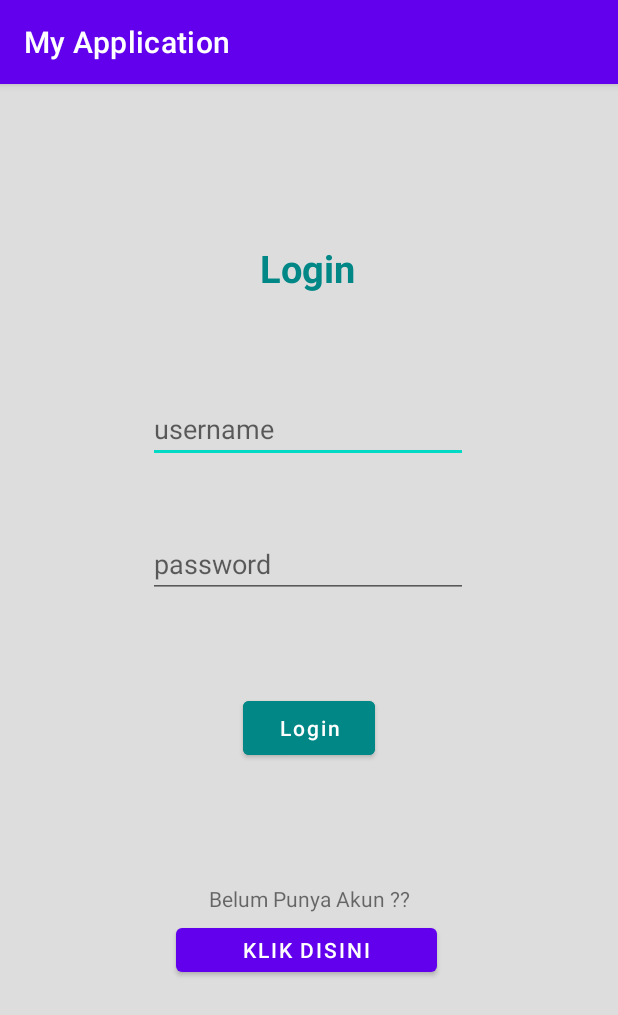
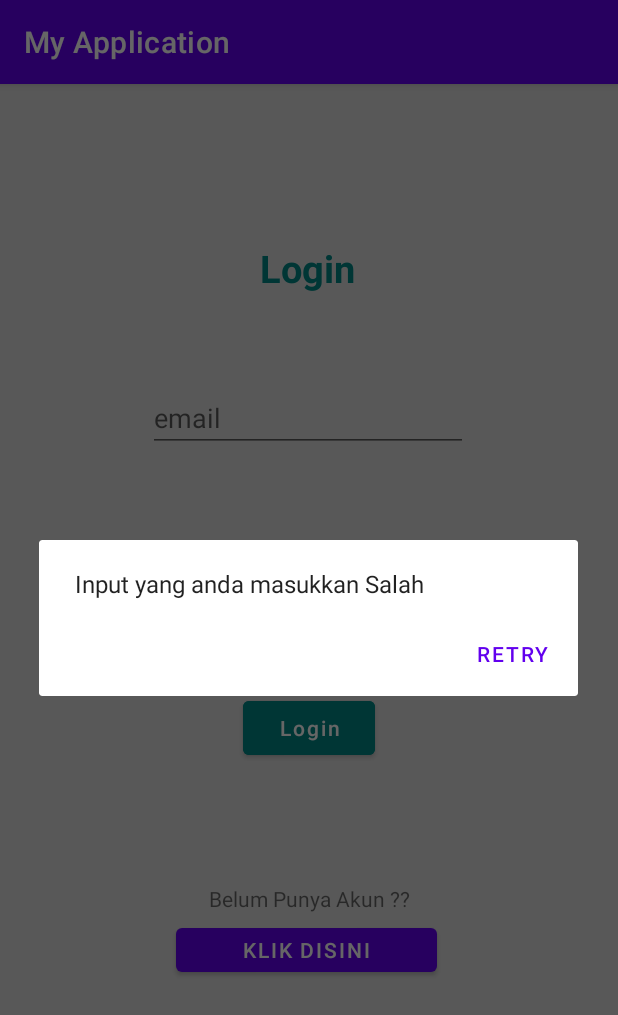
Before and after one commit to dewiaap/carikos, an Android app: the screen it shows after launch (MainActivity), after a tap on "Login", on a phone screen of 412 x 824 dp. Shown: the top 1015 px of the screen. Run offline under Robolectric (Android 15) with nearby library versions, the light colour scheme and no system bars; Roboto replaces fonts that are not available here.

Commit message:
ini udah aku edit beberapa. silahkan di lanjut. kemudian ada juga tak tambahin warning sistem ketika salah input dan juga ganti  login nya pake email

```diff
--- a/app/src/main/java/com/example/myapplication/MainActivity.java
+++ b/app/src/main/java/com/example/myapplication/MainActivity.java
@@ -1,5 +1,6 @@
 package com.example.myapplication;
 
+import androidx.appcompat.app.AlertDialog;
 import androidx.appcompat.app.AppCompatActivity;
 
 import android.content.Intent;
@@ -8,7 +9,7 @@ import android.view.View;
 import android.widget.*;
 
 public class MainActivity extends AppCompatActivity {
-    private EditText username;
+    private EditText emailInput;
     private EditText password;
     private Button login;
     private Button loginToRegister;
@@ -17,19 +18,27 @@ public class MainActivity extends AppCompatActivity {
 
         super.onCreate(savedInstanceState);
         setContentView(R.layout.activity_main);
-        username = findViewById(R.id.login_username);
+//        username = findViewById(R.id.login_username);
+        emailInput = findViewById(R.id.login_emailInput);
         password = findViewById(R.id.login_password);
         login = findViewById(R.id.login_button);
         loginToRegister = findViewById(R.id.login_toRegister);
 
         login.setOnClickListener(new View.OnClickListener() {
+
+
             @Override
             public void onClick(View v) {
-                String uname = username.getText().toString();
+                String email = emailInput.getText().toString();
                 String pass = password.getText().toString();
-               if(uname.equals("dewik")&& pass.equals("dewik123")){
+               if(email.equals("dewik@gmail.com")&& pass.equals("dewik123")){
                     startActivity(new Intent(MainActivity.this, Homepage.class));
+                    finish();
                }
+               else {
+                    AlertDialog.Builder warning = new AlertDialog.Builder(MainActivity.this);
+                    warning.setMessage("Input yang anda masukkan Salah").setNegativeButton("Retry", null).create().show();
+                }
             }
 
         });
--- a/app/src/main/res/layout/activity_main.xml
+++ b/app/src/main/res/layout/activity_main.xml
@@ -8,7 +8,7 @@
     tools:context=".MainActivity">
 
     <TextView
-        android:id="@+id/login_textview"
+        android:id="@+id/login_email"
         android:layout_width="wrap_content"
         android:layout_height="wrap_content"
         android:text="Login"
@@ -21,20 +21,6 @@
         app:layout_constraintRight_toRightOf="parent"
         app:layout_constraintTop_toTopOf="parent"
         app:layout_constraintVertical_bias="0.144" />
-
-    <EditText
-        android:id="@+id/login_username"
-        android:layout_width="wrap_content"
-        android:layout_height="wrap_content"
-        android:ems="10"
-        android:inputType="textPersonName"
-        android:hint="username"
-        app:layout_constraintBottom_toBottomOf="parent"
-        app:layout_constraintEnd_toEndOf="parent"
-        app:layout_constraintHorizontal_bias="0.497"
-        app:layout_constraintStart_toStartOf="parent"
-        app:layout_constraintTop_toTopOf="parent"
-        app:layout_constraintVertical_bias="0.287" />
 
     <EditText
         android:id="@+id/login_password"
@@ -84,4 +70,18 @@
         app:layout_constraintStart_toStartOf="parent"
         app:layout_constraintTop_toBottomOf="@+id/login_addtext" />
 
+    <EditText
+        android:id="@+id/login_emailInput"
+        android:layout_width="wrap_content"
+        android:layout_height="wrap_content"
+        android:layout_marginTop="60dp"
+        android:ems="10"
+        android:hint="email"
+        android:inputType="textEmailAddress"
+        app:layout_constraintEnd_toEndOf="parent"
+        app:layout_constraintHorizontal_bias="0.497"
+        app:layout_constraintStart_toStartOf="parent"
+        app:layout_constraintTop_toBottomOf="@+id/login_email" />
+
+
 </androidx.constraintlayout.widget.ConstraintLayout>
--- a/app/src/main/res/layout/activity_register.xml
+++ b/app/src/main/res/layout/activity_register.xml
@@ -46,6 +46,7 @@
         android:ems="10"
         android:fontFamily="@font/alegreya_sc"
         android:hint="Nomor telepon"
+        android:textAllCaps="false"
         android:inputType="phone"
         app:layout_constraintEnd_toEndOf="parent"
         app:layout_constraintHorizontal_bias="0.497"
@@ -60,6 +61,7 @@
         android:ems="10"
         android:fontFamily="@font/alegreya_sc"
         android:hint="Nama"
+        android:textAllCaps="false"
         android:inputType="textPersonName"
         app:layout_constraintEnd_toEndOf="parent"
         app:layout_constraintHorizontal_bias="0.497"
@@ -73,6 +75,7 @@
         android:ems="10"
         android:fontFamily="@font/alegreya_sc"
         android:hint="Email"
+        android:textAllCaps="false"
         android:inputType="textEmailAddress"
         app:layout_constraintEnd_toEndOf="parent"
         app:layout_constraintHorizontal_bias="0.497"
@@ -86,6 +89,7 @@
         android:ems="10"
         android:fontFamily="@font/alegreya_sc"
         android:hint="Password"
+        android:textAllCaps="false"
         android:inputType="textPassword"
         app:layout_constraintEnd_toEndOf="parent"
         app:layout_constraintHorizontal_bias="0.497"
```
Also changed, not shown: app/src/main/java/com/example/myapplication/Register.java (+10 -3 lines).
